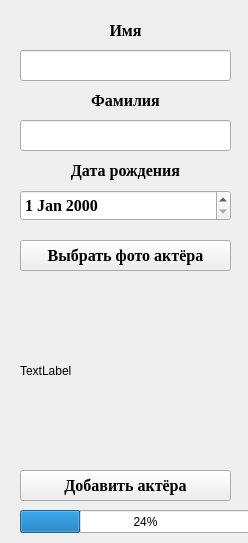
This is Client/addactor.ui in NikitaVirachev/course-work-on-DB as Qt 5 draws it before an edit. The edited form follows.
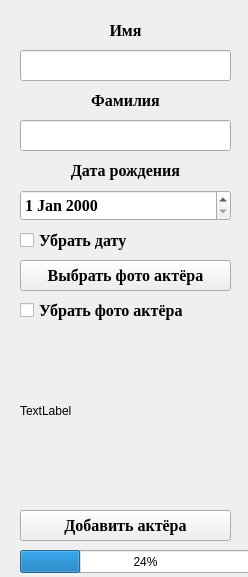
This is the edited form.

Patch:
```diff
--- a/Client/addactor.ui
+++ b/Client/addactor.ui
@@ -7,7 +7,7 @@
     <x>0</x>
     <y>0</y>
     <width>248</width>
-    <height>543</height>
+    <height>577</height>
    </rect>
   </property>
   <property name="windowTitle">
@@ -143,7 +143,7 @@
    <property name="geometry">
     <rect>
      <x>20</x>
-     <y>240</y>
+     <y>260</y>
      <width>211</width>
      <height>31</height>
     </rect>
@@ -164,7 +164,7 @@
    <property name="geometry">
     <rect>
      <x>20</x>
-     <y>290</y>
+     <y>330</y>
      <width>211</width>
      <height>161</height>
     </rect>
@@ -177,7 +177,7 @@
    <property name="geometry">
     <rect>
      <x>20</x>
-     <y>470</y>
+     <y>510</y>
      <width>211</width>
      <height>31</height>
     </rect>
@@ -198,7 +198,7 @@
    <property name="geometry">
     <rect>
      <x>20</x>
-     <y>510</y>
+     <y>550</y>
      <width>251</width>
      <height>23</height>
     </rect>
@@ -207,6 +207,48 @@
     <number>24</number>
    </property>
   </widget>
+  <widget class="QCheckBox" name="checkBox">
+   <property name="geometry">
+    <rect>
+     <x>20</x>
+     <y>230</y>
+     <width>211</width>
+     <height>20</height>
+    </rect>
+   </property>
+   <property name="font">
+    <font>
+     <family>Times New Roman</family>
+     <pointsize>12</pointsize>
+     <weight>75</weight>
+     <bold>true</bold>
+    </font>
+   </property>
+   <property name="text">
+    <string>Убрать дату</string>
+   </property>
+  </widget>
+  <widget class="QCheckBox" name="checkBox_2">
+   <property name="geometry">
+    <rect>
+     <x>20</x>
+     <y>300</y>
+     <width>211</width>
+     <height>20</height>
+    </rect>
+   </property>
+   <property name="font">
+    <font>
+     <family>Times New Roman</family>
+     <pointsize>12</pointsize>
+     <weight>75</weight>
+     <bold>true</bold>
+    </font>
+   </property>
+   <property name="text">
+    <string>Убрать фото актёра</string>
+   </property>
+  </widget>
  </widget>
  <resources/>
  <connections/>
```
